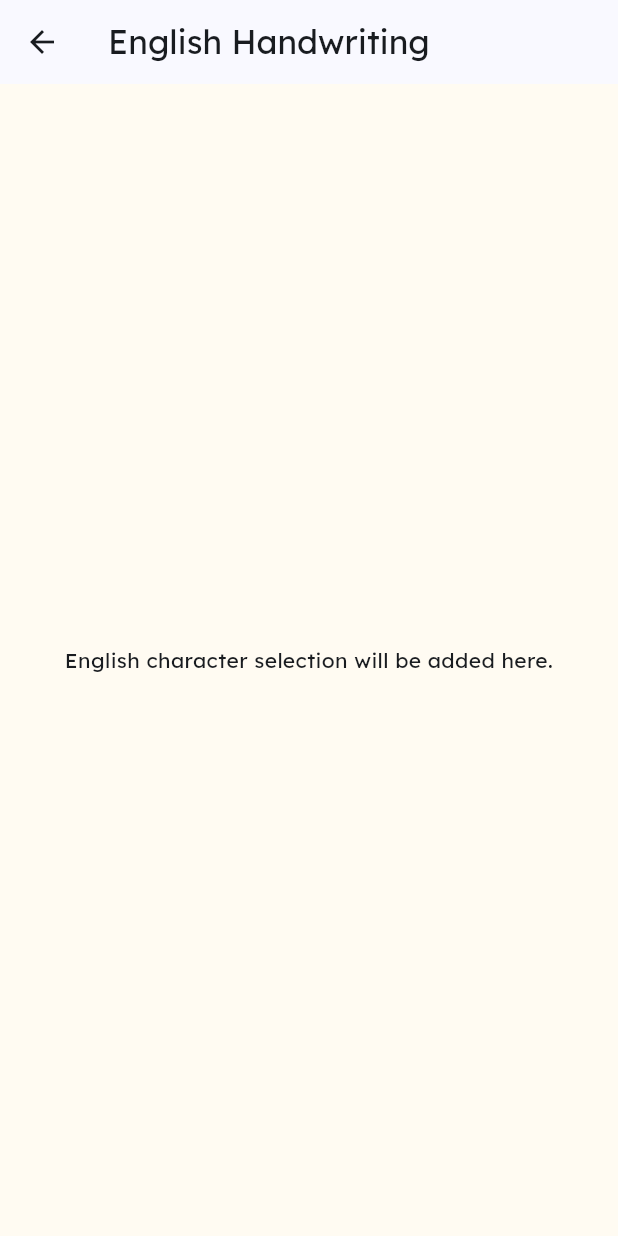
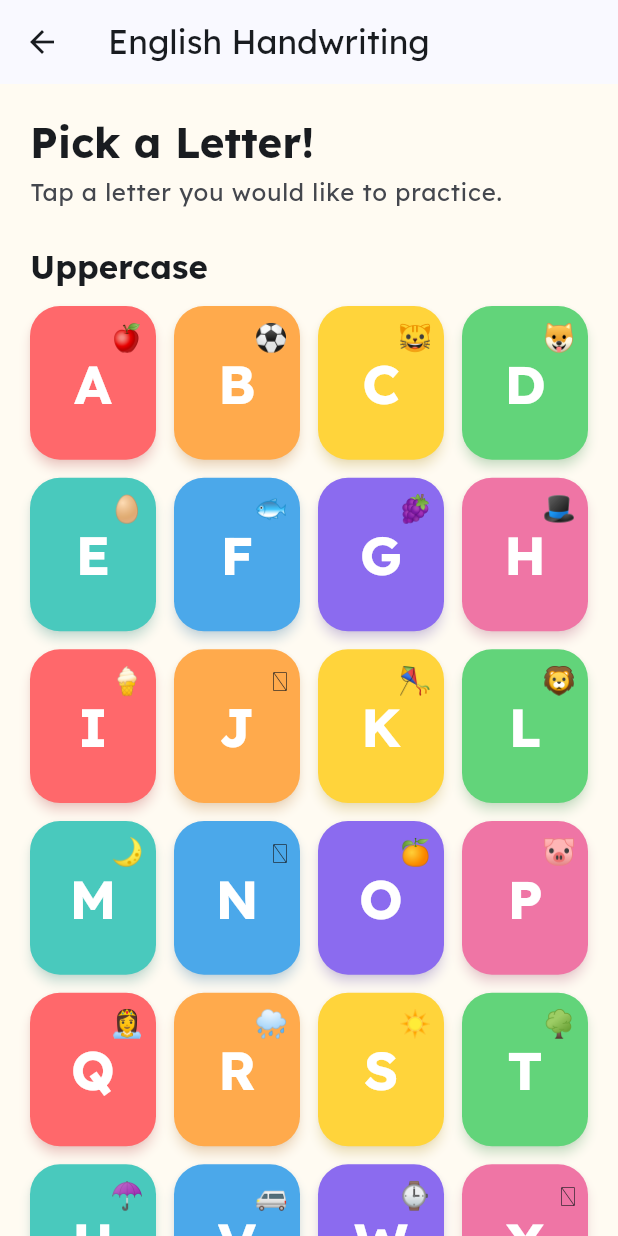
Before and after one commit to DinuriLevan/J26-SE-319, a Flutter app: the EnglishHandwritingScreen screen opened directly, on a phone screen of 412 x 824 dp. Run offline on Flutter 3.47's test engine with Material 3 defaults, Android fonts, the phone set to English and light mode, and no system bars; our stand-ins replace connectivity_plus, dio, drift, flutter_riverpod; accounts and stored records are empty; generated files the repository leaves out were written again; network calls fail.

Commit message:
feat: Add English and Sinhala handwriting screens with character selection and demonstration functionality

```diff
--- a/app/lib/features/handwriting/english_handwriting_screen.dart
+++ b/app/lib/features/handwriting/english_handwriting_screen.dart
@@ -1,4 +1,94 @@
 import 'package:flutter/material.dart';
+
+import 'letter_demonstration_screen.dart';
+import 'widgets/character_selection_view.dart';
+
+const _englishLetters = [
+  'A',
+  'B',
+  'C',
+  'D',
+  'E',
+  'F',
+  'G',
+  'H',
+  'I',
+  'J',
+  'K',
+  'L',
+  'M',
+  'N',
+  'O',
+  'P',
+  'Q',
+  'R',
+  'S',
+  'T',
+  'U',
+  'V',
+  'W',
+  'X',
+  'Y',
+  'Z',
+];
+
+const _letterEmojis = [
+  '🍎',
+  '⚽',
+  '🐱',
+  '🐶',
+  '🥚',
+  '🐟',
+  '🍇',
+  '🎩',
+  '🍦',
+  '🫙',
+  '🪁',
+  '🦁',
+  '🌙',
+  '🪺',
+  '🍊',
+  '🐷',
+  '👸',
+  '🌧️',
+  '☀️',
+  '🌳',
+  '☂️',
+  '🚐',
+  '⌚',
+  '🩻',
+  '🪀',
+  '🦓',
+];
+
+const _letterWords = [
+  'Apple',
+  'Ball',
+  'Cat',
+  'Dog',
+  'Egg',
+  'Fish',
+  'Grapes',
+  'Hat',
+  'Ice cream',
+  'Jar',
+  'Kite',
+  'Lion',
+  'Moon',
+  'Nest',
+  'Orange',
+  'Pig',
+  'Queen',
+  'Rain',
+  'Sun',
+  'Tree',
+  'Umbrella',
+  'Van',
+  'Watch',
+  'X-ray',
+  'Yo-yo',
+  'Zebra',
+];
 
 class EnglishHandwritingScreen extends StatelessWidget {
   const EnglishHandwritingScreen({super.key});
@@ -7,15 +97,37 @@ class EnglishHandwritingScreen extends StatelessWidget {
   Widget build(BuildContext context) {
     return Scaffold(
       appBar: AppBar(title: const Text('English Handwriting')),
-      body: const SafeArea(
-        child: Center(
-          child: Padding(
-            padding: EdgeInsets.all(24),
-            child: Text(
-              'English character selection will be added here.',
-              textAlign: TextAlign.center,
+      body: SafeArea(
+        child: CharacterSelectionView(
+          sections: [
+            const CharacterSectionData(
+              title: 'Uppercase',
+              characters: _englishLetters,
+              emojis: _letterEmojis,
             ),
-          ),
+            CharacterSectionData(
+              title: 'Lowercase',
+              characters: _englishLetters
+                  .map((letter) => letter.toLowerCase())
+                  .toList(growable: false),
+              emojis: _letterEmojis,
+            ),
+          ],
+          onCharacterSelected: (character) =>
+              _openDemonstration(context, character),
+        ),
+      ),
+    );
+  }
+
+  void _openDemonstration(BuildContext context, String character) {
+    final letterIndex = _englishLetters.indexOf(character.toUpperCase());
+    Navigator.of(context).push(
+      MaterialPageRoute<void>(
+        builder: (_) => LetterDemonstrationScreen(
+          character: character,
+          emoji: _letterEmojis[letterIndex],
+          exampleWord: _letterWords[letterIndex],
         ),
       ),
     );
--- /dev/null
+++ b/app/lib/features/handwriting/widgets/character_selection_view.dart
@@ -0,0 +1,156 @@
+import 'package:flutter/material.dart';
+
+class CharacterSectionData {
+  const CharacterSectionData({
+    required this.title,
+    required this.characters,
+    this.emojis,
+  });
+
+  final String title;
+  final List<String> characters;
+  final List<String>? emojis;
+}
+
+class CharacterSelectionView extends StatelessWidget {
+  const CharacterSelectionView({
+    super.key,
+    required this.sections,
+    required this.onCharacterSelected,
+  });
+
+  final List<CharacterSectionData> sections;
+  final ValueChanged<String> onCharacterSelected;
+
+  static const _cardColors = [
+    Color(0xFFFF686B),
+    Color(0xFFFFAA4C),
+    Color(0xFFFFD43B),
+    Color(0xFF62D47A),
+    Color(0xFF49C9BD),
+    Color(0xFF4BA8EA),
+    Color(0xFF8B6BEF),
+    Color(0xFFEF75A5),
+  ];
+
+  @override
+  Widget build(BuildContext context) {
+    final theme = Theme.of(context);
+
+    return ListView(
+      padding: const EdgeInsets.fromLTRB(20, 20, 20, 32),
+      children: [
+        Text(
+          'Pick a Letter!',
+          style: theme.textTheme.headlineMedium?.copyWith(
+            fontWeight: FontWeight.bold,
+          ),
+        ),
+        const SizedBox(height: 4),
+        Text(
+          'Tap a letter you would like to practice.',
+          style: theme.textTheme.bodyLarge?.copyWith(
+            color: theme.colorScheme.onSurfaceVariant,
+          ),
+        ),
+        const SizedBox(height: 24),
+        for (final (sectionIndex, section) in sections.indexed) ...[
+          Text(
+            section.title,
+            style: theme.textTheme.titleLarge?.copyWith(
+              fontWeight: FontWeight.bold,
+            ),
+          ),
+          const SizedBox(height: 12),
+          LayoutBuilder(
+            builder: (context, constraints) {
+              final columnCount = constraints.maxWidth >= 320 ? 4 : 3;
+
+              return GridView.builder(
+                shrinkWrap: true,
+                physics: const NeverScrollableScrollPhysics(),
+                gridDelegate: SliverGridDelegateWithFixedCrossAxisCount(
+                  crossAxisCount: columnCount,
+                  crossAxisSpacing: 12,
+                  mainAxisSpacing: 12,
+                  childAspectRatio: 0.82,
+                ),
+                itemCount: section.characters.length,
+                itemBuilder: (context, index) {
+                  final character = section.characters[index];
+                  final emojis = section.emojis;
+
+                  return CharacterTile(
+                    key: ValueKey('character-$sectionIndex-$character'),
+                    character: character,
+                    emoji: emojis == null ? null : emojis[index],
+                    color: _cardColors[index % _cardColors.length],
+                    onTap: () => onCharacterSelected(character),
+                  );
+                },
+              );
+            },
+          ),
+          if (sectionIndex != sections.length - 1) const SizedBox(height: 28),
+        ],
+      ],
+    );
+  }
+}
+
+class CharacterTile extends StatelessWidget {
+  const CharacterTile({
+    super.key,
+    required this.character,
+    required this.color,
+    required this.onTap,
+    this.emoji,
+  });
+
+  final String character;
+  final String? emoji;
+  final Color color;
+  final VoidCallback onTap;
+
+  @override
+  Widget build(BuildContext context) {
+    return Semantics(
+      button: true,
+      label: 'Practice $character',
+      child: Material(
+        color: color,
+        elevation: 3,
+        shadowColor: color.withValues(alpha: 0.45),
+        borderRadius: BorderRadius.circular(20),
+        clipBehavior: Clip.antiAlias,
+        child: InkWell(
+          onTap: onTap,
+          child: Stack(
+            children: [
+              if (emoji case final emoji?)
+                Positioned(
+                  top: 8,
+                  right: 8,
+                  child: Text(emoji, style: const TextStyle(fontSize: 18)),
+                ),
+              Center(
+                child: Padding(
+                  padding: const EdgeInsets.all(8),
+                  child: Text(
+                    character,
+                    style: Theme.of(context).textTheme.displaySmall?.copyWith(
+                          color: Colors.white,
+                          fontWeight: FontWeight.bold,
+                          height: 1,
+                        ),
+                    textAlign: TextAlign.center,
+                  ),
+                ),
+              ),
+            ],
+          ),
+        ),
+      ),
+    );
+  }
+}
```
Also changed, not shown: app/lib/features/handwriting/letter_demonstration_screen.dart (added, +286 -0 lines), app/lib/features/handwriting/sinhala_handwriting_screen.dart (+75 -8 lines), 2 other files.
